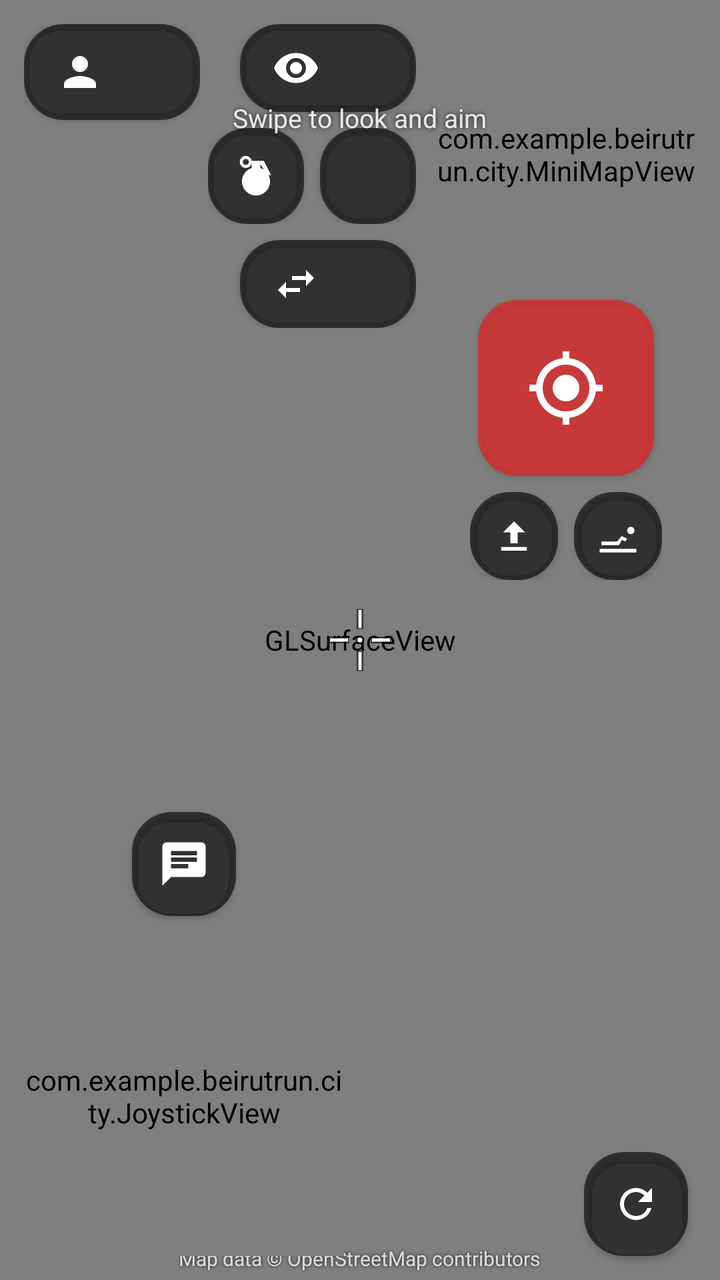
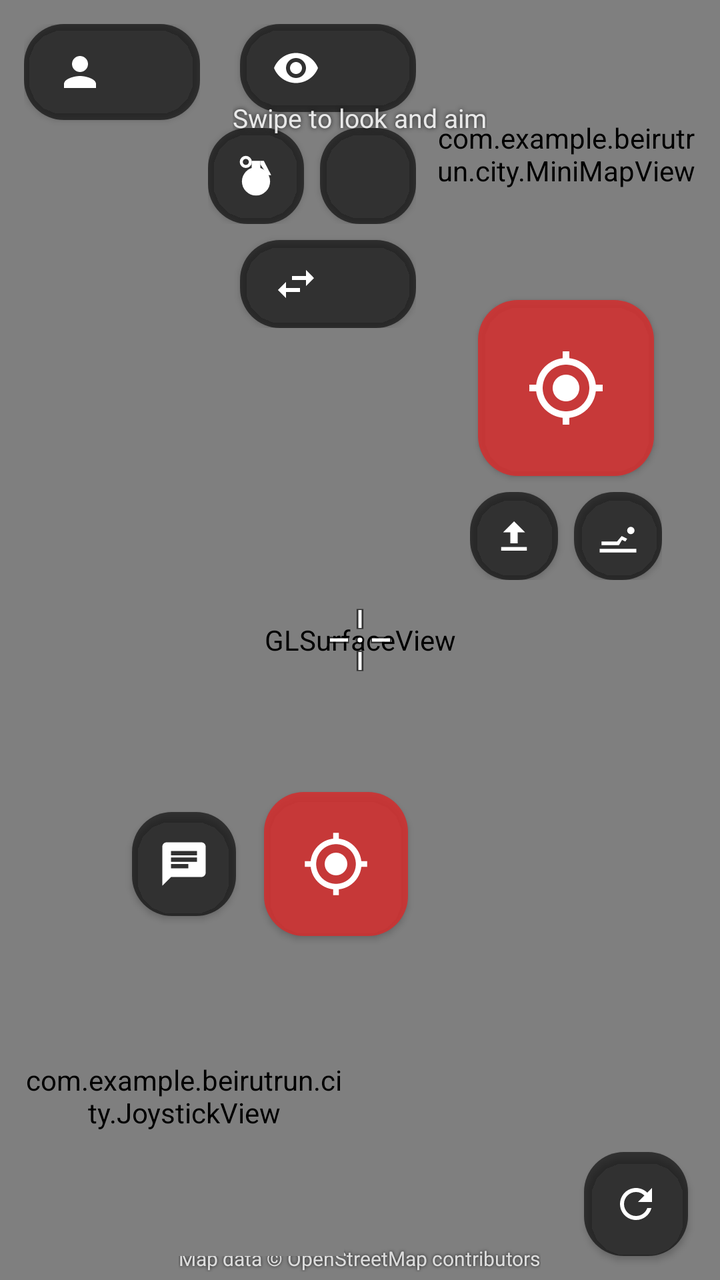

Two renders of the same Android screen: before a commit and after it. Below are the layout's source before the change and the commit's diff.
<!-- AndroidManifest.xml: application theme Theme.Beirutrun -->
<!-- res/layout/activity_city.xml -->
<?xml version="1.0" encoding="utf-8"?>
<FrameLayout xmlns:android="http://schemas.android.com/apk/res/android"
    xmlns:app="http://schemas.android.com/apk/res-auto"
    android:layout_width="match_parent"
    android:layout_height="match_parent"
    android:background="#FF000000">

    <android.opengl.GLSurfaceView
        android:id="@+id/glView"
        android:layout_width="match_parent"
        android:layout_height="match_parent" />

    
    <View
        android:id="@+id/damageFlash"
        android:layout_width="match_parent"
        android:layout_height="match_parent"
        android:alpha="0"
        android:background="#88FF1744"
        android:clickable="false"
        android:focusable="false" />

    
    <ImageView
        android:id="@+id/crosshair"
        android:layout_width="44dp"
        android:layout_height="44dp"
        android:layout_gravity="center"
        android:clickable="false"
        android:contentDescription="@string/aim"
        android:focusable="false"
        android:src="@drawable/ic_crosshair" />

    
    <com.example.beirutrun.city.ScopeOverlayView
        android:id="@+id/scopeOverlay"
        android:layout_width="match_parent"
        android:layout_height="match_parent"
        android:visibility="gone" />

    
    <View
        android:id="@+id/flashOverlay"
        android:layout_width="match_parent"
        android:layout_height="match_parent"
        android:alpha="0"
        android:background="#FFFFFFFF"
        android:clickable="false"
        android:focusable="false" />

    
    <TextView
        android:id="@+id/banner"
        android:layout_width="wrap_content"
        android:layout_height="wrap_content"
        android:layout_gravity="center"
        android:layout_marginBottom="80dp"
        android:alpha="0"
        android:background="#AA000000"
        android:paddingStart="24dp"
        android:paddingTop="12dp"
        android:paddingEnd="24dp"
        android:paddingBottom="12dp"
        android:textColor="@android:color/white"
        android:textSize="24sp"
        android:textStyle="bold" />

    <LinearLayout
        android:layout_width="wrap_content"
        android:layout_height="wrap_content"
        android:layout_gravity="top|start"
        android:layout_margin="12dp"
        android:orientation="vertical">

        <com.google.android.material.button.MaterialButton
            android:id="@+id/playerButton"
            style="@style/HudButton"
            android:layout_width="wrap_content"
            android:layout_height="wrap_content"
            app:icon="@drawable/ic_person" />

        
        <TextView
            android:id="@+id/statusLabel"
            android:layout_width="wrap_content"
            android:layout_height="wrap_content"
            android:layout_marginStart="4dp"
            android:layout_marginTop="4dp"
            android:shadowColor="#CC000000"
            android:shadowRadius="6"
            android:textColor="@android:color/white"
            android:textSize="13sp"
            android:textStyle="bold" />

        
        <TextView
            android:id="@+id/hearts"
            android:layout_width="wrap_content"
            android:layout_height="wrap_content"
            android:layout_marginStart="4dp"
            android:layout_marginTop="2dp"
            android:letterSpacing="0.1"
            android:shadowColor="#CC000000"
            android:shadowRadius="4"
            android:textColor="#FFFF5252"
            android:textSize="20sp" />
    </LinearLayout>

    <com.example.beirutrun.city.MiniMapView
        android:id="@+id/miniMap"
        android:layout_width="130dp"
        android:layout_height="130dp"
        android:layout_gravity="top|end"
        android:layout_margin="12dp" />

    
    <LinearLayout
        android:layout_width="wrap_content"
        android:layout_height="wrap_content"
        android:layout_gravity="top|end"
        android:layout_marginTop="12dp"
        android:layout_marginEnd="152dp"
        android:gravity="end"
        android:orientation="vertical">

        
        <com.google.android.material.button.MaterialButton
            android:id="@+id/viewModeButton"
            style="@style/HudButton"
            android:layout_width="wrap_content"
            android:layout_height="44dp"
            app:icon="@drawable/ic_eye" />

        <LinearLayout
            android:layout_width="wrap_content"
            android:layout_height="wrap_content"
            android:layout_marginTop="8dp"
            android:gravity="center_vertical"
            android:orientation="horizontal">

            
            <com.google.android.material.button.MaterialButton
                android:id="@+id/grenadeButton"
                style="@style/HudRoundButton"
                android:layout_width="48dp"
                android:layout_height="48dp"
                android:contentDescription="@string/grenade_throw"
                app:icon="@drawable/ic_grenade" />

            <com.google.android.material.button.MaterialButton
                android:id="@+id/grenadeKindButton"
                style="@style/HudRoundButton"
                android:layout_width="48dp"
                android:layout_height="48dp"
                android:layout_marginStart="8dp"
                android:contentDescription="@string/grenade_kind"
                android:fontFeatureSettings="tnum"
                android:gravity="center"
                android:lineSpacingMultiplier="0.9"
                android:maxLines="2"
                android:textSize="10sp" />

            
            <LinearLayout
                android:id="@+id/voiceButtons"
                android:layout_width="wrap_content"
                android:layout_height="wrap_content"
                android:gravity="center_vertical"
                android:orientation="horizontal"
                android:visibility="gone">

                <com.google.android.material.button.MaterialButton
                    android:id="@+id/micButton"
                    style="@style/HudRoundButton"
                    android:layout_width="36dp"
                    android:layout_height="36dp"
                    android:layout_marginStart="8dp"
                    android:contentDescription="@string/voice_mic"
                    app:icon="@drawable/ic_mic_off"
                    app:iconSize="18dp" />

                <com.google.android.material.button.MaterialButton
                    android:id="@+id/speakerButton"
                    style="@style/HudRoundButton"
                    android:layout_width="36dp"
                    android:layout_height="36dp"
                    android:layout_marginStart="6dp"
                    android:contentDescription="@string/voice_speaker"
                    app:icon="@drawable/ic_volume_up"
                    app:iconSize="18dp" />
            </LinearLayout>
        </LinearLayout>

        
        <com.google.android.material.button.MaterialButton
            android:id="@+id/weaponButton"
            style="@style/HudButton"
            android:layout_width="wrap_content"
            android:layout_height="44dp"
            android:layout_marginTop="8dp"
            android:ellipsize="end"
            android:fontFeatureSettings="tnum"
            android:maxLines="1"
            app:icon="@drawable/ic_swap" />
    </LinearLayout>

    
    <TextView
        android:id="@+id/gameTimer"
        android:layout_width="wrap_content"
        android:layout_height="wrap_content"
        android:layout_gravity="top|center_horizontal"
        android:layout_marginTop="10dp"
        android:background="#99000000"
        android:fontFeatureSettings="tnum"
        android:paddingStart="14dp"
        android:paddingTop="4dp"
        android:paddingEnd="14dp"
        android:paddingBottom="4dp"
        android:textColor="@android:color/white"
        android:textSize="20sp"
        android:textStyle="bold"
        android:visibility="gone" />

    <TextView
        android:layout_width="wrap_content"
        android:layout_height="wrap_content"
        android:layout_gravity="top|center_horizontal"
        android:layout_marginTop="50dp"
        android:shadowColor="#CC000000"
        android:shadowRadius="6"
        android:text="@string/look_hint"
        android:textColor="#DDFFFFFF"
        android:textSize="13sp" />

    
    <TextView
        android:layout_width="wrap_content"
        android:layout_height="wrap_content"
        android:layout_gravity="bottom|center_horizontal"
        android:layout_marginBottom="4dp"
        android:shadowColor="#CC000000"
        android:shadowRadius="4"
        android:text="@string/osm_attribution"
        android:textColor="#CCFFFFFF"
        android:textSize="10sp" />

    <com.example.beirutrun.city.JoystickView
        android:id="@+id/joystick"
        android:layout_width="160dp"
        android:layout_height="160dp"
        android:layout_gravity="bottom|start"
        android:layout_margin="12dp" />

    
    <com.google.android.material.button.MaterialButton
        android:id="@+id/sayOrDropButton"
        style="@style/HudRoundButton"
        android:layout_width="52dp"
        android:layout_height="52dp"
        android:layout_gravity="bottom|start"
        android:layout_marginStart="66dp"
        android:layout_marginBottom="182dp"
        android:contentDescription="@string/say_or_drop"
        app:icon="@drawable/ic_chat" />

    <LinearLayout
        android:id="@+id/sayOrDropChoices"
        android:layout_width="wrap_content"
        android:layout_height="wrap_content"
        android:layout_gravity="bottom|start"
        android:layout_marginStart="126dp"
        android:layout_marginBottom="182dp"
        android:orientation="horizontal"
        android:visibility="gone">

        <com.google.android.material.button.MaterialButton
            android:id="@+id/sayButton"
            style="@style/HudButton"
            android:layout_width="wrap_content"
            android:layout_height="52dp"
            android:text="@string/say"
            app:icon="@drawable/ic_chat" />

        <com.google.android.material.button.MaterialButton
            android:id="@+id/dropButton"
            style="@style/HudButton"
            android:layout_width="wrap_content"
            android:layout_height="52dp"
            android:layout_marginStart="8dp"
            android:text="@string/drop_photo"
            app:icon="@drawable/ic_camera" />
    </LinearLayout>

    <com.google.android.material.button.MaterialButton
        android:id="@+id/viewPhotoButton"
        style="@style/HudButton"
        android:layout_width="wrap_content"
        android:layout_height="wrap_content"
        android:layout_gravity="bottom|center_horizontal"
        android:layout_marginBottom="24dp"
        android:visibility="gone"
        app:backgroundTint="#DDFFB300"
        app:icon="@drawable/ic_photo" />

    
    <com.google.android.material.button.MaterialButton
        android:id="@+id/climbButton"
        style="@style/HudButton"
        android:layout_width="wrap_content"
        android:layout_height="wrap_content"
        android:layout_gravity="bottom|center_horizontal"
        android:layout_marginBottom="76dp"
        android:visibility="gone"
        app:backgroundTint="#DDE5A823"
        app:icon="@drawable/ic_ladder" />

    

    
    <com.google.android.material.button.MaterialButton
        android:id="@+id/shootButton"
        style="@style/HudRoundButton"
        android:layout_width="88dp"
        android:layout_height="88dp"
        android:layout_gravity="top|end"
        android:layout_marginTop="150dp"
        android:layout_marginEnd="33dp"
        android:contentDescription="@string/shoot"
        app:backgroundTint="#DDD32F2F"
        app:icon="@drawable/ic_target"
        app:iconSize="40dp" />

    
    <LinearLayout
        android:layout_width="wrap_content"
        android:layout_height="wrap_content"
        android:layout_gravity="top|end"
        android:layout_marginTop="246dp"
        android:layout_marginEnd="29dp"
        android:orientation="horizontal">

        <com.google.android.material.button.MaterialButton
            android:id="@+id/jumpButton"
            style="@style/HudRoundButton"
            android:layout_width="44dp"
            android:layout_height="44dp"
            android:contentDescription="@string/jump"
            app:icon="@drawable/ic_jump"
            app:iconSize="22dp" />

        <com.google.android.material.button.MaterialButton
            android:id="@+id/crawlButton"
            style="@style/HudRoundButton"
            android:layout_width="44dp"
            android:layout_height="44dp"
            android:layout_marginStart="8dp"
            android:contentDescription="@string/crawl"
            app:icon="@drawable/ic_crawl"
            app:iconSize="22dp" />
    </LinearLayout>

    
    <com.google.android.material.button.MaterialButton
        android:id="@+id/reloadButton"
        style="@style/HudRoundButton"
        android:layout_width="52dp"
        android:layout_height="52dp"
        android:layout_gravity="bottom|end"
        android:layout_marginEnd="16dp"
        android:layout_marginBottom="12dp"
        android:contentDescription="@string/reload"
        app:icon="@drawable/ic_reload"
        app:iconSize="24dp" />

    
    <com.google.android.material.button.MaterialButton
        android:id="@+id/scopeButton"
        style="@style/HudRoundButton"
        android:layout_width="52dp"
        android:layout_height="52dp"
        android:layout_gravity="bottom|end"
        android:layout_marginEnd="80dp"
        android:layout_marginBottom="12dp"
        android:contentDescription="@string/scope"
        android:visibility="gone"
        app:icon="@drawable/ic_scope" />

    
    <com.google.android.material.button.MaterialButton
        android:id="@+id/zoomInButton"
        style="@style/HudRoundButton"
        android:layout_width="52dp"
        android:layout_height="52dp"
        android:layout_gravity="bottom|end"
        android:layout_marginEnd="144dp"
        android:layout_marginBottom="72dp"
        android:contentDescription="@string/zoom_in"
        android:visibility="gone"
        app:icon="@drawable/ic_zoom_in" />

    <com.google.android.material.button.MaterialButton
        android:id="@+id/zoomOutButton"
        style="@style/HudRoundButton"
        android:layout_width="52dp"
        android:layout_height="52dp"
        android:layout_gravity="bottom|end"
        android:layout_marginEnd="144dp"
        android:layout_marginBottom="12dp"
        android:contentDescription="@string/zoom_out"
        android:visibility="gone"
        app:icon="@drawable/ic_zoom_out" />
</FrameLayout>
<!-- resources referenced by this layout -->
<resources>
  <!-- drawable ic_chat (drawable) -->
  <vector xmlns:android="http://schemas.android.com/apk/res/android"
      android:width="24dp"
      android:height="24dp"
      android:viewportWidth="24"
      android:viewportHeight="24">
      <path
          android:fillColor="#FFFFFFFF"
          android:pathData="M20,2H4c-1.1,0 -2,0.9 -2,2v18l4,-4h14c1.1,0 2,-0.9 2,-2V4c0,-1.1 -0.9,-2 -2,-2zM6,9h12v2H6V9zM14,14H6v-2h8v2zM18,8H6V6h12v2z" />
  </vector>
  <!-- drawable ic_crawl (drawable) -->
  <vector xmlns:android="http://schemas.android.com/apk/res/android"
      android:width="24dp"
      android:height="24dp"
      android:viewportWidth="24"
      android:viewportHeight="24">
      <path
          android:fillColor="#FFFFFFFF"
          android:pathData="M19,11a2,2 0,1 1,0 -4a2,2 0,1 1,0 4zM3,17v-2h8.5l2.5,-3 3,1.5 -1,1.5 -1.8,-0.9L12.5,17zM2,19h20v2H2z" />
  </vector>
  <!-- drawable ic_jump (drawable) -->
  <vector xmlns:android="http://schemas.android.com/apk/res/android"
      android:width="24dp"
      android:height="24dp"
      android:viewportWidth="24"
      android:viewportHeight="24">
      <path
          android:fillColor="#FFFFFFFF"
          android:pathData="M12,4l-6,6h4v6h4v-6h4zM5,18h14v2H5z" />
  </vector>
  <!-- drawable ic_ladder (drawable) -->
  <vector xmlns:android="http://schemas.android.com/apk/res/android"
      android:width="24dp"
      android:height="24dp"
      android:viewportWidth="24"
      android:viewportHeight="24">
      <path
          android:fillColor="#FFFFFFFF"
          android:pathData="M6,2h2v20h-2zM16,2h2v20h-2zM8,5h8v1.8h-8zM8,10h8v1.8h-8zM8,15h8v1.8h-8zM8,20h8v1.8h-8z" />
  </vector>
  <!-- drawable ic_swap (drawable) -->
  <vector xmlns:android="http://schemas.android.com/apk/res/android"
      android:width="24dp"
      android:height="24dp"
      android:viewportWidth="24"
      android:viewportHeight="24">
      
      <path
          android:fillColor="#FFFFFFFF"
          android:pathData="M6.99,11L3,15l3.99,4v-3H14v-2H6.99v-3zM21,9l-3.99,-4v3H10v2h7.01v3L21,9z" />
  </vector>
  <string name="aim">Aim</string>
  <string name="crawl">Crawl</string>
  <string name="drop_photo">Drop photo</string>
  <string name="grenade_kind">Change grenade</string>
  <string name="grenade_throw">Throw grenade</string>
  <string name="jump">Jump</string>
  <string name="look_hint">Swipe to look and aim</string>
  <string name="osm_attribution">Map data © OpenStreetMap contributors</string>
  <string name="reload">Reload</string>
  <string name="say">Say</string>
  <string name="say_or_drop">Say something or drop a photo</string>
  <string name="scope">Scope</string>
  <string name="shoot">Shoot</string>
  <string name="voice_mic">Microphone</string>
  <string name="voice_speaker">Teammates\' voices</string>
  <string name="zoom_in">Zoom in</string>
  <string name="zoom_out">Zoom out</string>
  <style name="HudRoundButton" parent="HudButton">
          <item name="shapeAppearanceOverlay">@style/CircleImage</item>
          <item name="android:padding">0dp</item>
          <item name="android:minWidth">0dp</item>
          <item name="android:minHeight">0dp</item>
          <item name="iconPadding">0dp</item>
          <item name="iconGravity">textStart</item>
          <item name="iconSize">26dp</item>
      </style>
  <color name="white">#FFFFFFFF</color>
  <style name="CircleImage">
          <item name="cornerFamily">rounded</item>
          <item name="cornerSize">50%</item>
      </style>
  <color name="purple_500">#FF6200EE</color>
  <color name="purple_700">#FF3700B3</color>
  <color name="teal_200">#FF03DAC5</color>
  <color name="teal_700">#FF018786</color>
  <color name="black">#FF000000</color>
  <!-- unchanged entries left out for length: 15 -->
</resources>

<!-- the commit's change to res/layout/activity_city.xml (unified diff, before → after) -->
@@ -269,8 +269,8 @@
         android:layout_width="wrap_content"
         android:layout_height="wrap_content"
         android:layout_gravity="bottom|start"
-        android:layout_marginStart="126dp"
-        android:layout_marginBottom="182dp"
+        android:layout_marginStart="66dp"
+        android:layout_marginBottom="252dp"
         android:orientation="horizontal"
         android:visibility="gone">
 
@@ -291,6 +291,20 @@
             android:text="@string/drop_photo"
             app:icon="@drawable/ic_camera" />
     </LinearLayout>
+
+    
+    <com.google.android.material.button.MaterialButton
+        android:id="@+id/shootButtonLeft"
+        style="@style/HudRoundButton"
+        android:layout_width="72dp"
+        android:layout_height="72dp"
+        android:layout_gravity="bottom|start"
+        android:layout_marginStart="132dp"
+        android:layout_marginBottom="172dp"
+        android:contentDescription="@string/shoot"
+        app:backgroundTint="#DDD32F2F"
+        app:icon="@drawable/ic_target"
+        app:iconSize="34dp" />
 
     <com.google.android.material.button.MaterialButton
         android:id="@+id/viewPhotoButton"
